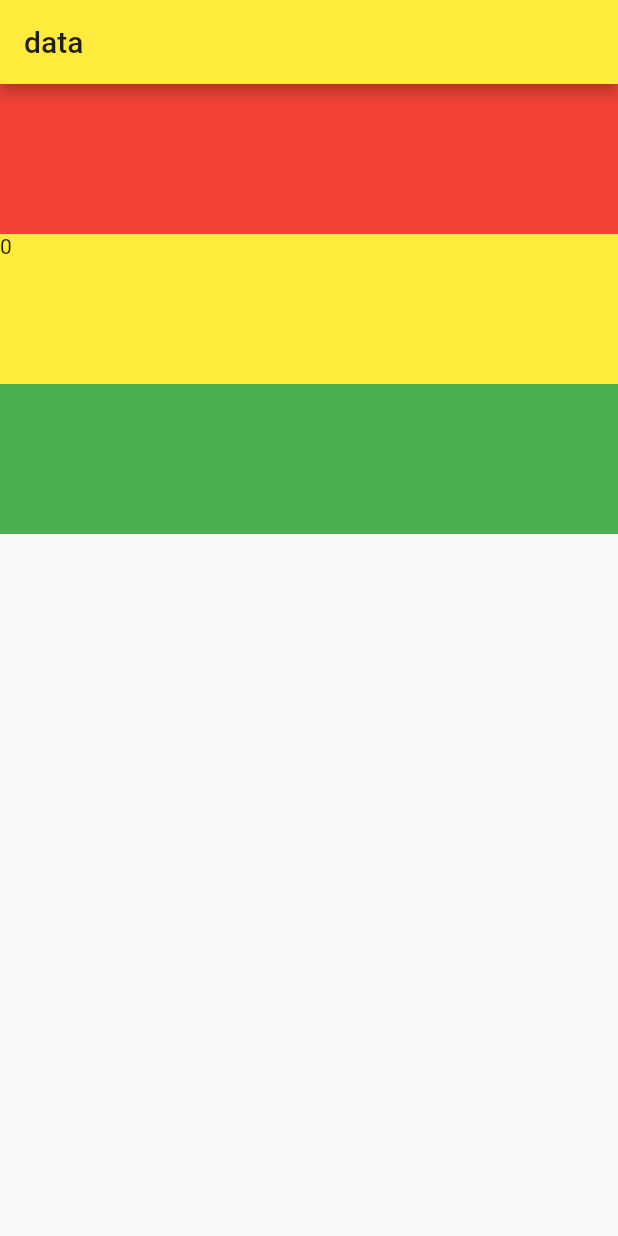
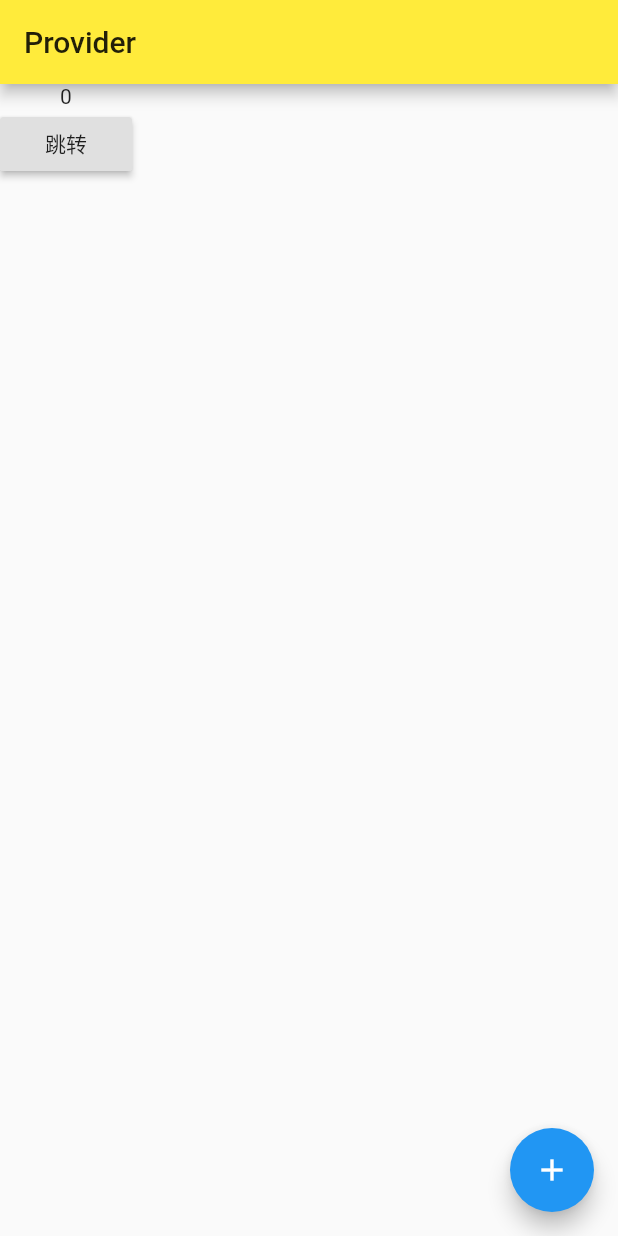
Before and after one commit to abuzzworld/zxx_flutter_1, a Flutter app: the screen it shows after launch, on a phone screen of 412 x 824 dp. Run offline on Flutter 3.47's test engine with Material 2 defaults, Android fonts, the phone set to English and light mode, and no system bars.

Commit message:
feat(location): provider

```diff
--- a/lib/main.dart
+++ b/lib/main.dart
@@ -1,6 +1,7 @@
 import 'dart:developer';
 
 import 'package:flutter/material.dart';
+import 'package:zxx_flutter_1/provider/CountProvider.dart';
 import 'package:zxx_flutter_1/widgets/alertdialog_demo.dart';
 import 'package:zxx_flutter_1/widgets/bottom_navigator.dart';
 import 'package:zxx_flutter_1/widgets/card_demo.dart';
@@ -11,10 +12,24 @@ import 'package:zxx_flutter_1/widgets/girdview_demo.dart';
 import 'package:zxx_flutter_1/widgets/layout_demo.dart';
 import 'package:zxx_flutter_1/widgets/listview_demo.dart';
 import 'package:zxx_flutter_1/widgets/page_demo.dart';
+import 'package:zxx_flutter_1/widgets/provider_demo.dart';
 import 'package:zxx_flutter_1/widgets/table_demo.dart';
+import 'package:provider/provider.dart';
 
 void main() {
-  runApp(MyApp());
+  runApp(MultiProvider(
+    providers: [
+      ChangeNotifierProvider(
+        create: (context) => CountProvider(),
+      ),
+    ],
+    child: MyApp(),
+  ));
+  // 只能返回一个 Provider
+  // runApp(ChangeNotifierProvider(
+  //   create: (context) => CountProvider(),
+  //   child: MyApp(),
+  // ));
 }
 
 class MyApp extends StatelessWidget {
@@ -39,10 +54,12 @@ class MyApp extends StatelessWidget {
         "table": (context) => TableDemo(),
         "card": (context) => CardDemo(),
         "demo05": (context) => Demo05(),
+        "provider": (context) => ProviderDemo(),
+        "providertwo": (context) => ProviderDemoTwo(),
         // "menu": (context) => MenuPage(),
       },
       // initialRoute: "layout", // (初始路由)重置主页
-      initialRoute: "demo05", // (初始路由)重置主页
+      initialRoute: "provider", // (初始路由)重置主页
 
       // 路由拦截
       onGenerateRoute: (settings) {
--- /dev/null
+++ b/lib/provider/CountProvider.dart
@@ -0,0 +1,12 @@
+import 'package:flutter/foundation.dart';
+
+class CountProvider extends ChangeNotifier {
+  var _count = 0;
+
+  get count => _count;
+
+  void add() {
+    _count++;
+    notifyListeners();
+  }
+}
--- a/lib/widgets/demo_05.dart
+++ b/lib/widgets/demo_05.dart
@@ -46,14 +46,14 @@ class CountDemo extends StatefulWidget {
 }
 
 class _CountDemoState extends State<CountDemo> {
-  var count = 0;
+  var _count = 0;
   @override
   Widget build(BuildContext context) {
     return GestureDetector(
-      child: Text(count.toString()),
+      child: Text(_count.toString()),
       onTap: () {
         setState(() {
-          count++;
+          _count++;
         });
       },
     );
--- /dev/null
+++ b/lib/widgets/provider_demo.dart
@@ -0,0 +1,56 @@
+import 'package:flutter/material.dart';
+import 'package:zxx_flutter_1/provider/CountProvider.dart';
+import 'package:zxx_flutter_1/widgets/demo_05.dart';
+import 'package:provider/provider.dart';
+
+class ProviderDemo extends StatefulWidget {
+  const ProviderDemo({Key? key}) : super(key: key);
+
+  @override
+  _ProviderDemoState createState() => _ProviderDemoState();
+}
+
+class _ProviderDemoState extends State<ProviderDemo> {
+  @override
+  Widget build(BuildContext context) {
+    return Scaffold(
+      appBar: AppBar(title: Text("Provider")),
+      body: Column(
+        children: [
+          Text(Provider.of<CountProvider>(context).count.toString()),
+          RaisedButton(
+            onPressed: () {
+              Navigator.of(context).pushNamed("providertwo");
+            },
+            child: Text("跳转"),
+          ),
+        ],
+      ),
+      floatingActionButton: FloatingActionButton(
+        child: Icon(Icons.add),
+        onPressed: () {
+          context.read<CountProvider>().add();
+        },
+      ),
+    );
+  }
+}
+
+class ProviderDemoTwo extends StatelessWidget {
+  const ProviderDemoTwo({Key? key}) : super(key: key);
+
+  @override
+  Widget build(BuildContext context) {
+    return Scaffold(
+      appBar: AppBar(
+        title: Text("Provider demo two"),
+      ),
+      floatingActionButton: FloatingActionButton(
+        child: Icon(Icons.home),
+        onPressed: () {
+          context.read<CountProvider>().add();
+        },
+      ),
+    );
+  }
+}
--- a/pubspec.yaml
+++ b/pubspec.yaml
@@ -32,6 +32,8 @@ dependencies:
 dev_dependencies:
   flutter_test:
     sdk: flutter
+
+  provider: ^5.0.0
 
 # For information on the generic Dart part of this file, see the
 # following page: https://dart.dev/tools/pub/pubspec
```
Also changed, not shown: pubspec.lock.
